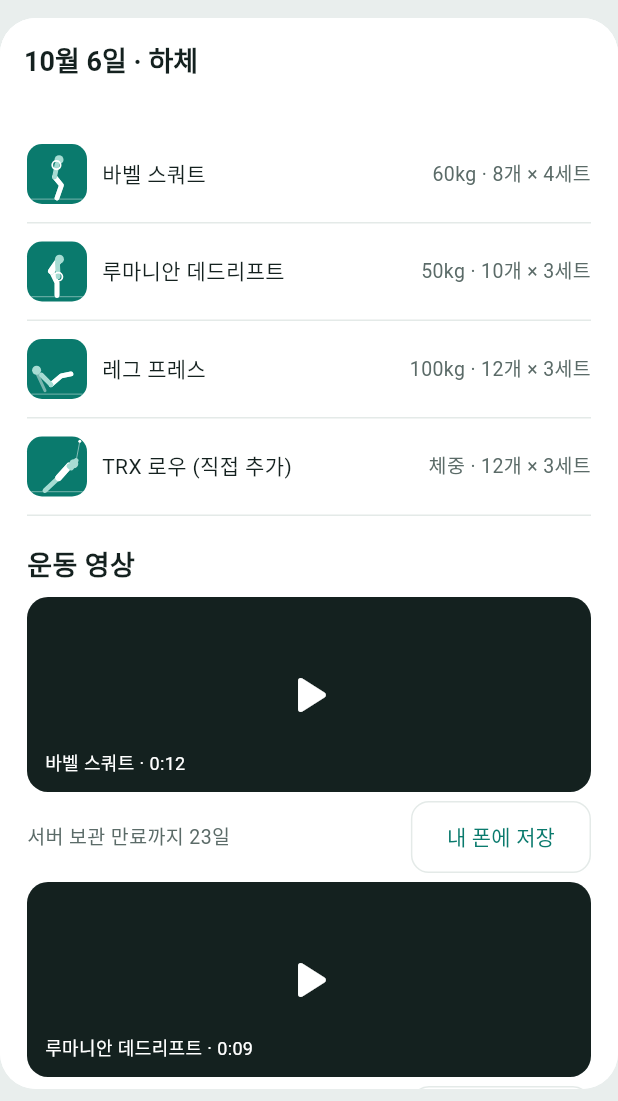
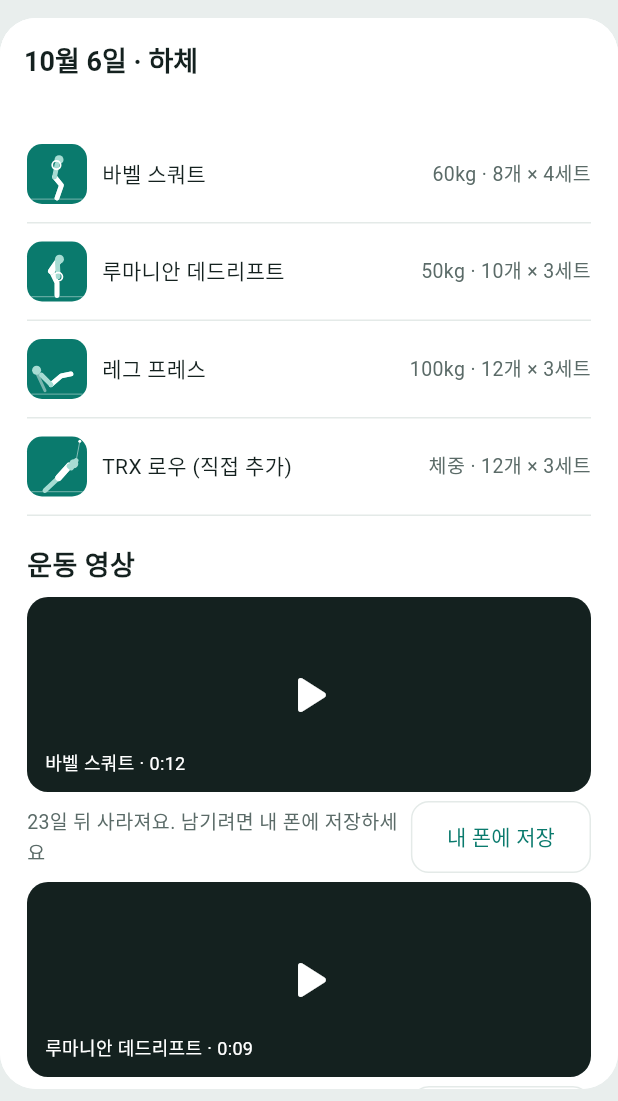
Before and after one commit to guscjf806/fitness-app, a Flutter app: the LogDetailScreen widget shown alone on an empty page, opened directly, on a phone screen of 412 x 824 dp, the part 135-1236 px from its top. Run offline on Flutter 3.47's test engine with Material 3 defaults, Android fonts, the phone set to English and light mode, and no system bars; our stand-ins replace shared_preferences; accounts and stored records are empty.

Commit message:
리뷰 11/02 #7: 영상 보관 안내를 쉬운 말·3일 이하 경고색, 회원별 마지막 일지 날짜, 영상 '빼기'로 통일, 받은 일지가 없을 때 안내
Co-Authored-By: Claude Opus 5.5 <noreply@anthropic.com>

```diff
--- a/app/lib/data/mock_data.dart
+++ b/app/lib/data/mock_data.dart
@@ -269,6 +269,9 @@ const workoutLogs = [
 ];
 
 const members = ['김지아', '이도현', '박서연'];
+
+/// 회원별 마지막 일지 날짜 (목업). 없으면 아직 일지가 없는 회원
+const lastLogDates = {'김지아': '10월 6일', '이도현': '10월 2일'};
 const exerciseNames = ['벤치프레스', '바벨 스쿼트', '랫 풀다운', '오버헤드 프레스', '데드리프트', '레그 프레스'];
 const stamps = ['참 잘했어요', '꾸준해요', '자세 좋아요'];
 
--- a/app/lib/screens/logbook.dart
+++ b/app/lib/screens/logbook.dart
@@ -51,6 +51,7 @@ class LogListTab extends StatelessWidget {
     return TabBody(children: [
       const H1('운동일지'),
       const Muted('담당 선생님이 작성한 내 일지예요. 나만 볼 수 있어요.'),
+      if (workoutLogs.isEmpty) const AppCard(child: Text('아직 받은 일지가 없어요. 수업이 끝나면 선생님이 여기 올려 줘요.')),
       for (var i = 0; i < workoutLogs.length; i++)
         AppCard(
           onTap: () {
@@ -113,7 +114,11 @@ class LogDetailScreen extends StatelessWidget {
           Padding(
             padding: const EdgeInsets.symmetric(vertical: 6),
             child: Row(children: [
-              Expanded(child: Muted('서버 보관 만료까지 ${log.videos[j].daysLeft}일', bottom: 0)),
+              // '서버 보관 만료' 대신 쉬운 말로, 3일 이하면 경고색 (리뷰 11/02 #7)
+              Expanded(
+                child: Text('${log.videos[j].daysLeft}일 뒤 사라져요. 남기려면 내 폰에 저장하세요',
+                    style: AppText.caption.copyWith(color: log.videos[j].daysLeft <= 3 ? AppColors.warning : AppColors.textSub)),
+              ),
               if (demo.savedVideos.contains('$index-$j'))
                 const Muted('내 폰에 저장됨', bottom: 0)
               else
@@ -229,7 +234,7 @@ class _MemberManageTabState extends State<MemberManageTab> {
         LineRow(
           left: Column(crossAxisAlignment: CrossAxisAlignment.start, children: [
             Text(m, style: AppText.bodyStrong),
-            const Muted('마지막 일지 10월 6일', bottom: 0),
+            Muted(lastLogDates[m] == null ? '아직 쓴 일지가 없어요' : '마지막 일지 ${lastLogDates[m]}', bottom: 0),
           ]),
           right: FilledButton.tonal(
             style: FilledButton.styleFrom(minimumSize: const Size(0, 48)),
@@ -381,7 +386,7 @@ class _LogWriteScreenState extends State<LogWriteScreen> {
       for (var i = 0; i < videos.length; i++)
         LineRow(
           left: Text(videos[i]),
-          right: TextButton(onPressed: () => _removeVideo(i), child: const Text('삭제', style: TextStyle(color: AppColors.warning))),
+          right: TextButton(onPressed: () => _removeVideo(i), child: const Text('빼기', style: TextStyle(color: AppColors.warning))),
         ),
       Row(children: [
         Expanded(child: AppButton('촬영하기', kind: ButtonKind.soft, onPressed: () => _addVideo('촬영'))),
```
Also changed, not shown: 1 other file.
